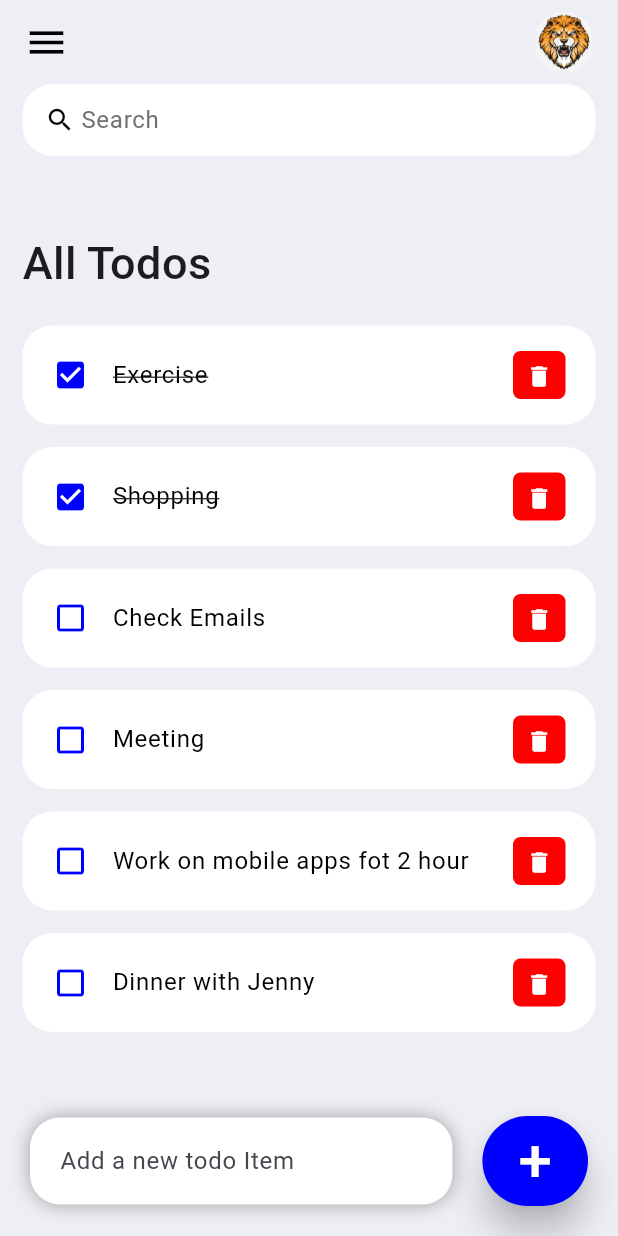
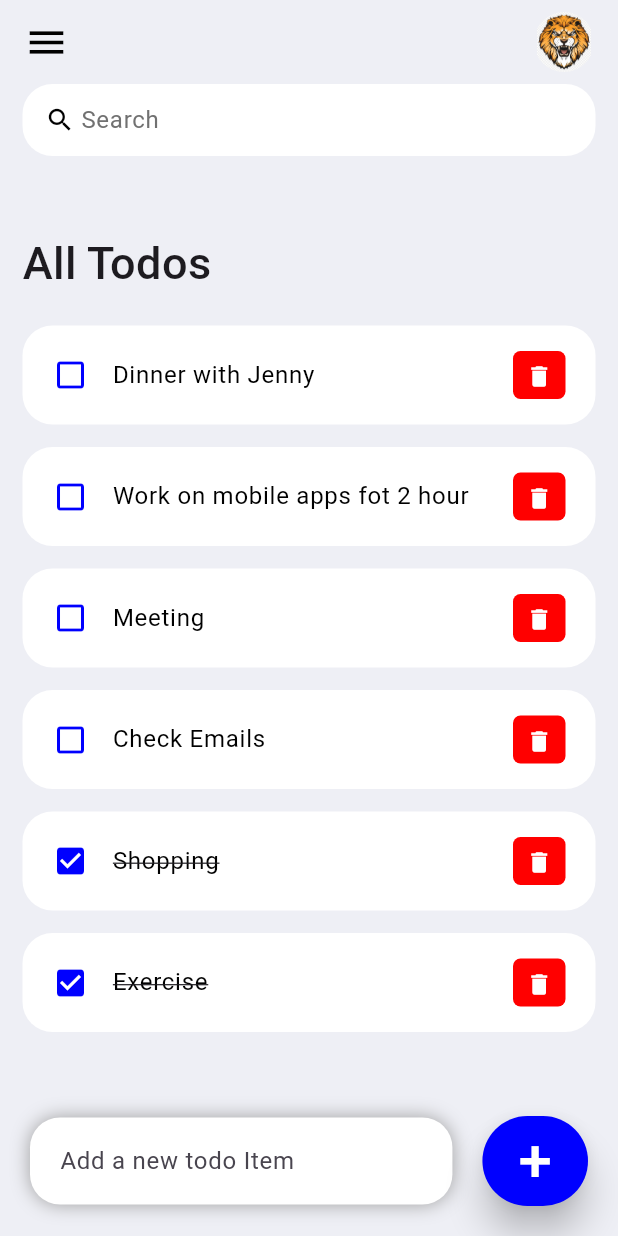
Before and after one commit to marcinherman/ToDoList, a Flutter app: the screen it shows after launch, on a phone screen of 412 x 824 dp. Run offline on Flutter 3.47's test engine with Material 3 defaults, Android fonts, the phone set to English and light mode, and no system bars; generated files the repository leaves out were written again.

Commit message:
all funcions done

```diff
--- a/to_todo_list/lib/screens/home.dart
+++ b/to_todo_list/lib/screens/home.dart
@@ -1,5 +1,3 @@
-import 'dart:js_interop_unsafe';
-
 import 'package:flutter/material.dart';
 
 import 'package:to_todo_list/constants/colors.dart';
@@ -16,7 +14,8 @@ class Home extends StatefulWidget {
 class _HomeState extends State<Home> {
   final todosList = ToDo.todoList();
   List<ToDo> _foundToDo = [];
-  final todoController = TextEditingController();
+  final _todoController = TextEditingController();
+
   @override
   void initState() {
     _foundToDo = todosList;
@@ -49,7 +48,7 @@ class _HomeState extends State<Home> {
                               fontSize: 30, fontWeight: FontWeight.w500),
                         ),
                       ),
-                      for (ToDo todoo in todosList)
+                      for (ToDo todoo in _foundToDo.reversed)
                         TodoItem(
                           todo: todoo,
                           onToDoChanged: _handleToDoChange,
@@ -66,7 +65,7 @@ class _HomeState extends State<Home> {
             child: Row(children: [
               Expanded(
                 child: Container(
-                  margin: EdgeInsets.only(
+                  margin: const EdgeInsets.only(
                     bottom: 20,
                     right: 20,
                     left: 20,
@@ -86,8 +85,8 @@ class _HomeState extends State<Home> {
                     borderRadius: BorderRadius.circular(20),
                   ),
                   child: TextField(
-                    controller: todoController,
-                    decoration: InputDecoration(
+                    controller: _todoController,
+                    decoration: const InputDecoration(
                       hintText: 'Add a new todo Item',
                       border: InputBorder.none,
                     ),
@@ -97,17 +96,17 @@ class _HomeState extends State<Home> {
               Container(
                 margin: const EdgeInsets.only(bottom: 20, right: 20),
                 child: ElevatedButton(
-                  child: const Text(
-                    '+',
-                    style: TextStyle(fontSize: 40, color: Colors.white),
-                  ),
                   onPressed: () {
-                    _addToDoItem(todoController.text);
+                    _addToDoItem(_todoController.text);
                   },
                   style: ElevatedButton.styleFrom(
                     backgroundColor: tdBlue,
                     minimumSize: const Size(60, 60),
                     elevation: 10,
+                  ),
+                  child: const Text(
+                    '+',
+                    style: TextStyle(fontSize: 40, color: Colors.white),
                   ),
                 ),
               ),
@@ -137,7 +136,23 @@ class _HomeState extends State<Home> {
         todoText: toDo,
       ));
     });
-    todoController.clear();
+    _todoController.clear();
+  }
+
+  void _runFilter(String enteredKeyword) {
+    List<ToDo> results = [];
+    if (enteredKeyword.isEmpty) {
+      results = todosList;
+    } else {
+      results = todosList
+          .where((item) => item.todoText!
+              .toLowerCase()
+              .contains(enteredKeyword.toLowerCase()))
+          .toList();
+    }
+    setState(() {
+      _foundToDo = results;
+    });
   }
 
   Widget searchBox() {
@@ -147,8 +162,9 @@ class _HomeState extends State<Home> {
         color: Colors.white,
         borderRadius: BorderRadius.circular(20),
       ),
-      child: const TextField(
-        decoration: InputDecoration(
+      child: TextField(
+        onChanged: (value) => _runFilter(value),
+        decoration: const InputDecoration(
             contentPadding: EdgeInsets.all(0),
             prefixIcon: Icon(
               Icons.search,
```
